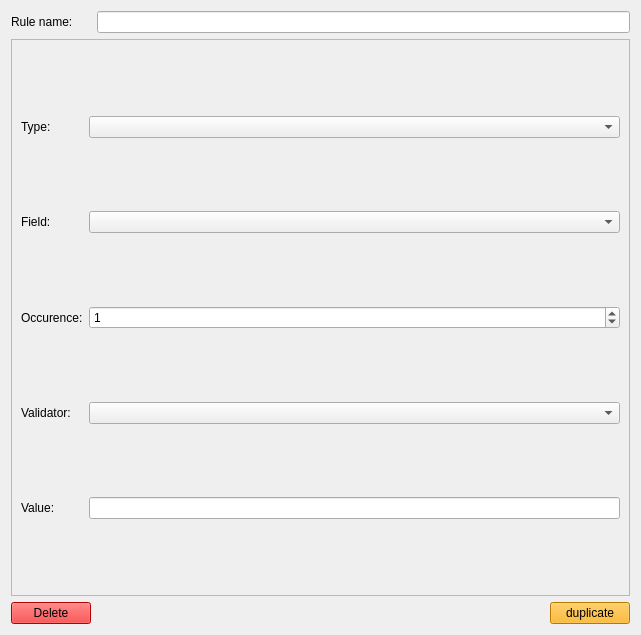
Qt form Source/GUI/Qt/xsltruleedit.ui (MediaArea/MediaConch_SourceCode) before a commit.
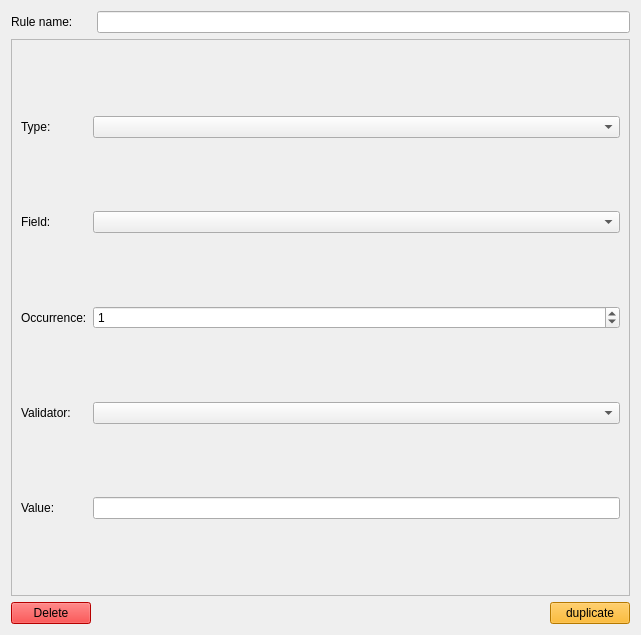
The same form after that commit.

```diff
--- a/Source/GUI/Qt/xsltruleedit.ui
+++ b/Source/GUI/Qt/xsltruleedit.ui
@@ -122,7 +122,7 @@
       <item row="3" column="0">
        <widget class="QLabel" name="label_2">
         <property name="text">
-         <string>Occurence:</string>
+         <string>Occurrence:</string>
         </property>
        </widget>
       </item>
```
Left out of the diff: 2 changed lines with no effect on the pictures.
